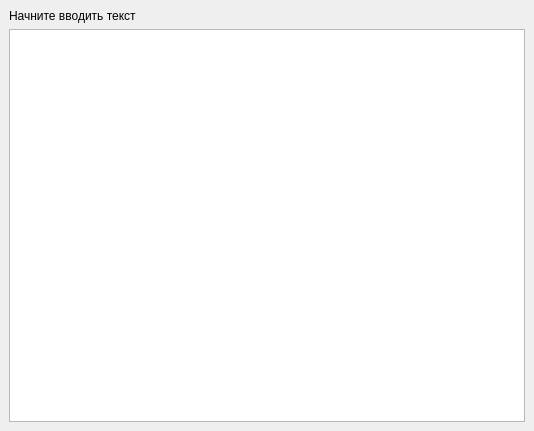
Qt form mainwindow.ui (brinza888/my_prediction_trie) before a commit.
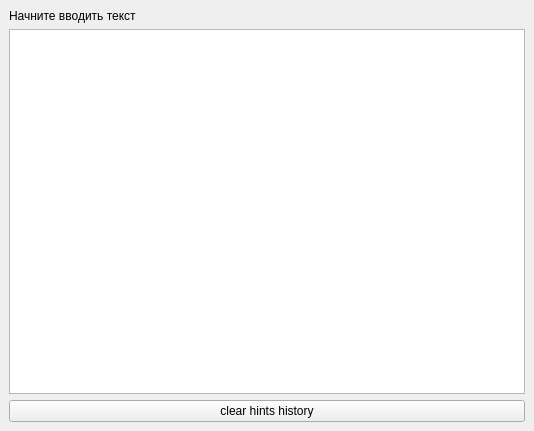
The same form after that commit.

Commit message: Added clear button

Patch:
```diff
--- a/mainwindow.ui
+++ b/mainwindow.ui
@@ -27,6 +27,13 @@
       <item>
        <widget class="QPlainTextEdit" name="te_Text"/>
       </item>
+      <item>
+       <widget class="QPushButton" name="pb_Clear">
+        <property name="text">
+         <string>clear hints history</string>
+        </property>
+       </widget>
+      </item>
      </layout>
     </item>
    </layout>
```
The commit also changes 2 other files.
